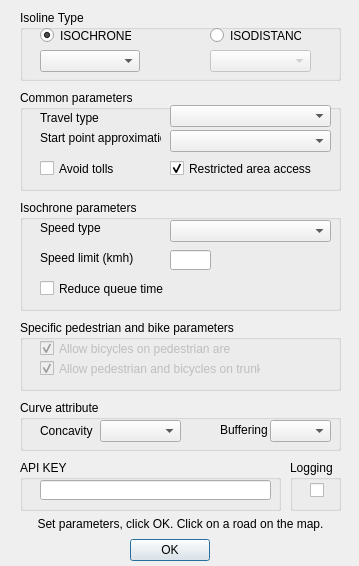
This is iso4app/iso4app_dialog_base.ui in mmoscati/QgisIso4app as Qt 5 draws it before an edit. The edited form follows.
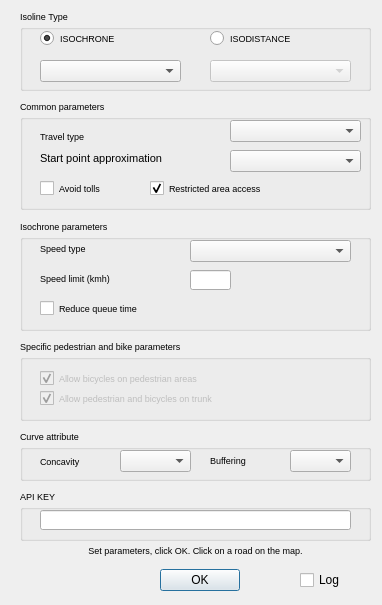
This is the edited form.

```diff
--- a/iso4app/iso4app_dialog_base.ui
+++ b/iso4app/iso4app_dialog_base.ui
@@ -6,8 +6,8 @@
    <rect>
     <x>0</x>
     <y>0</y>
-    <width>359</width>
-    <height>566</height>
+    <width>382</width>
+    <height>605</height>
    </rect>
   </property>
   <property name="windowTitle">
@@ -16,8 +16,8 @@
   <widget class="QDialogButtonBox" name="button_box">
    <property name="geometry">
     <rect>
-     <x>130</x>
-     <y>530</y>
+     <x>160</x>
+     <y>560</y>
      <width>80</width>
      <height>40</height>
     </rect>
@@ -34,10 +34,15 @@
     <rect>
      <x>20</x>
      <y>10</y>
-     <width>321</width>
-     <height>71</height>
+     <width>351</width>
+     <height>81</height>
     </rect>
    </property>
+   <property name="font">
+    <font>
+     <pointsize>7</pointsize>
+    </font>
+   </property>
    <property name="title">
     <string>Isoline Type</string>
    </property>
@@ -48,11 +53,16 @@
     <property name="geometry">
      <rect>
       <x>20</x>
-      <y>17</y>
-      <width>91</width>
+      <y>20</y>
+      <width>151</width>
       <height>17</height>
      </rect>
     </property>
+    <property name="font">
+     <font>
+      <pointsize>7</pointsize>
+     </font>
+    </property>
     <property name="text">
      <string>ISOCHRONE</string>
     </property>
@@ -67,11 +77,16 @@
     <property name="geometry">
      <rect>
       <x>190</x>
-      <y>17</y>
-      <width>91</width>
+      <y>20</y>
+      <width>151</width>
       <height>17</height>
      </rect>
     </property>
+    <property name="font">
+     <font>
+      <pointsize>7</pointsize>
+     </font>
+    </property>
     <property name="text">
      <string>ISODISTANCE</string>
     </property>
@@ -83,8 +98,8 @@
     <property name="geometry">
      <rect>
       <x>20</x>
-      <y>40</y>
-      <width>100</width>
+      <y>50</y>
+      <width>141</width>
       <height>22</height>
      </rect>
     </property>
@@ -96,8 +111,8 @@
     <property name="geometry">
      <rect>
       <x>190</x>
-      <y>40</y>
-      <width>101</width>
+      <y>50</y>
+      <width>141</width>
       <height>22</height>
      </rect>
     </property>
@@ -107,20 +122,25 @@
    <property name="geometry">
     <rect>
      <x>20</x>
-     <y>90</y>
-     <width>321</width>
-     <height>101</height>
+     <y>100</y>
+     <width>351</width>
+     <height>110</height>
     </rect>
    </property>
+   <property name="font">
+    <font>
+     <pointsize>7</pointsize>
+    </font>
+   </property>
    <property name="title">
     <string>Common parameters</string>
    </property>
    <widget class="QComboBox" name="comboTravelType">
     <property name="geometry">
      <rect>
-      <x>150</x>
-      <y>15</y>
-      <width>161</width>
+      <x>210</x>
+      <y>20</y>
+      <width>131</width>
       <height>22</height>
      </rect>
     </property>
@@ -132,9 +152,9 @@
     <property name="geometry">
      <rect>
       <x>20</x>
-      <y>20</y>
-      <width>81</width>
-      <height>16</height>
+      <y>26</y>
+      <width>161</width>
+      <height>20</height>
      </rect>
     </property>
     <property name="text">
@@ -145,11 +165,16 @@
     <property name="geometry">
      <rect>
       <x>20</x>
-      <y>40</y>
-      <width>121</width>
+      <y>50</y>
+      <width>181</width>
       <height>16</height>
      </rect>
     </property>
+    <property name="font">
+     <font>
+      <pointsize>8</pointsize>
+     </font>
+    </property>
     <property name="text">
      <string>Start point approximation</string>
     </property>
@@ -157,9 +182,9 @@
    <widget class="QComboBox" name="comboApprox">
     <property name="geometry">
      <rect>
-      <x>150</x>
-      <y>40</y>
-      <width>161</width>
+      <x>210</x>
+      <y>50</y>
+      <width>131</width>
       <height>22</height>
      </rect>
     </property>
@@ -168,7 +193,7 @@
     <property name="geometry">
      <rect>
       <x>20</x>
-      <y>70</y>
+      <y>80</y>
       <width>111</width>
       <height>17</height>
      </rect>
@@ -180,9 +205,9 @@
    <widget class="QCheckBox" name="checkBoxRestrictedArea">
     <property name="geometry">
      <rect>
-      <x>150</x>
-      <y>70</y>
-      <width>151</width>
+      <x>130</x>
+      <y>80</y>
+      <width>211</width>
       <height>17</height>
      </rect>
     </property>
@@ -198,11 +223,16 @@
    <property name="geometry">
     <rect>
      <x>20</x>
-     <y>400</y>
-     <width>321</width>
+     <y>430</y>
+     <width>351</width>
      <height>51</height>
     </rect>
    </property>
+   <property name="font">
+    <font>
+     <pointsize>7</pointsize>
+    </font>
+   </property>
    <property name="title">
     <string>Curve attribute</string>
    </property>
@@ -211,7 +241,7 @@
      <rect>
       <x>20</x>
       <y>23</y>
-      <width>61</width>
+      <width>71</width>
       <height>16</height>
      </rect>
     </property>
@@ -222,9 +252,9 @@
    <widget class="QComboBox" name="comboConcavity">
     <property name="geometry">
      <rect>
-      <x>80</x>
+      <x>100</x>
       <y>20</y>
-      <width>81</width>
+      <width>71</width>
       <height>22</height>
      </rect>
     </property>
@@ -232,9 +262,9 @@
    <widget class="QLabel" name="label_4">
     <property name="geometry">
      <rect>
-      <x>200</x>
+      <x>190</x>
       <y>22</y>
-      <width>51</width>
+      <width>71</width>
       <height>16</height>
      </rect>
     </property>
@@ -245,7 +275,7 @@
    <widget class="QComboBox" name="comboBuffering">
     <property name="geometry">
      <rect>
-      <x>250</x>
+      <x>270</x>
       <y>20</y>
       <width>61</width>
       <height>22</height>
@@ -257,11 +287,16 @@
    <property name="geometry">
     <rect>
      <x>20</x>
-     <y>200</y>
-     <width>321</width>
+     <y>220</y>
+     <width>351</width>
      <height>111</height>
     </rect>
    </property>
+   <property name="font">
+    <font>
+     <pointsize>7</pointsize>
+    </font>
+   </property>
    <property name="title">
     <string>Isochrone parameters</string>
    </property>
@@ -281,7 +316,7 @@
    <widget class="QComboBox" name="comboSpeedType">
     <property name="geometry">
      <rect>
-      <x>150</x>
+      <x>170</x>
       <y>20</y>
       <width>161</width>
       <height>22</height>
@@ -293,7 +328,7 @@
      <rect>
       <x>20</x>
       <y>50</y>
-      <width>121</width>
+      <width>141</width>
       <height>16</height>
      </rect>
     </property>
@@ -304,7 +339,7 @@
    <widget class="QLineEdit" name="lineSpeed">
     <property name="geometry">
      <rect>
-      <x>150</x>
+      <x>170</x>
       <y>50</y>
       <width>41</width>
       <height>20</height>
@@ -316,7 +351,7 @@
      <rect>
       <x>20</x>
       <y>80</y>
-      <width>151</width>
+      <width>251</width>
       <height>17</height>
      </rect>
     </property>
@@ -327,24 +362,23 @@
    <widget class="QLabel" name="labelInfo">
     <property name="geometry">
      <rect>
-      <x>200</x>
-      <y>49</y>
-      <width>111</width>
-      <height>41</height>
+      <x>220</x>
+      <y>50</y>
+      <width>121</width>
+      <height>51</height>
      </rect>
     </property>
     <property name="font">
      <font>
-      <weight>75</weight>
-      <bold>true</bold>
+      <pointsize>7</pointsize>
      </font>
     </property>
-    <property name="lineWidth">
-     <number>1</number>
-    </property>
     <property name="text">
      <string/>
     </property>
+    <property name="alignment">
+     <set>Qt::AlignLeading|Qt::AlignLeft|Qt::AlignTop</set>
+    </property>
     <property name="wordWrap">
      <bool>true</bool>
     </property>
@@ -354,11 +388,16 @@
    <property name="geometry">
     <rect>
      <x>20</x>
-     <y>320</y>
-     <width>321</width>
-     <height>71</height>
+     <y>340</y>
+     <width>351</width>
+     <height>81</height>
     </rect>
    </property>
+   <property name="font">
+    <font>
+     <pointsize>7</pointsize>
+    </font>
+   </property>
    <property name="title">
     <string>Specific pedestrian and bike parameters</string>
    </property>
@@ -369,8 +408,8 @@
     <property name="geometry">
      <rect>
       <x>20</x>
-      <y>20</y>
-      <width>191</width>
+      <y>30</y>
+      <width>321</width>
       <height>17</height>
      </rect>
     </property>
@@ -388,8 +427,8 @@
     <property name="geometry">
      <rect>
       <x>20</x>
-      <y>40</y>
-      <width>221</width>
+      <y>50</y>
+      <width>321</width>
       <height>17</height>
      </rect>
     </property>
@@ -405,14 +444,15 @@
    <property name="geometry">
     <rect>
      <x>20</x>
-     <y>513</y>
-     <width>321</width>
+     <y>540</y>
+     <width>351</width>
      <height>21</height>
     </rect>
    </property>
    <property name="font">
     <font>
      <family>MS Shell Dlg 2</family>
+     <pointsize>7</pointsize>
     </font>
    </property>
    <property name="lineWidth">
@@ -432,11 +472,16 @@
    <property name="geometry">
     <rect>
      <x>20</x>
-     <y>460</y>
-     <width>261</width>
+     <y>490</y>
+     <width>351</width>
      <height>51</height>
     </rect>
    </property>
+   <property name="font">
+    <font>
+     <pointsize>7</pointsize>
+    </font>
+   </property>
    <property name="title">
     <string>API KEY</string>
    </property>
@@ -445,40 +490,32 @@
      <rect>
       <x>20</x>
       <y>20</y>
-      <width>231</width>
+      <width>311</width>
       <height>20</height>
      </rect>
     </property>
+    <property name="font">
+     <font>
+      <pointsize>7</pointsize>
+     </font>
+    </property>
     <property name="toolTip">
      <string>Set a valid API-Key</string>
     </property>
    </widget>
   </widget>
-  <widget class="QGroupBox" name="groupBox_5">
+  <widget class="QCheckBox" name="checkBoxLogging">
    <property name="geometry">
     <rect>
-     <x>290</x>
-     <y>460</y>
-     <width>51</width>
-     <height>51</height>
+     <x>300</x>
+     <y>570</y>
+     <width>61</width>
+     <height>20</height>
     </rect>
    </property>
-   <property name="title">
-    <string>Logging</string>
+   <property name="text">
+    <string>Log</string>
    </property>
-   <widget class="QCheckBox" name="checkBoxLogging">
-    <property name="geometry">
-     <rect>
-      <x>20</x>
-      <y>20</y>
-      <width>20</width>
-      <height>20</height>
-     </rect>
-    </property>
-    <property name="text">
-     <string/>
-    </property>
-   </widget>
   </widget>
  </widget>
  <resources/>
```
